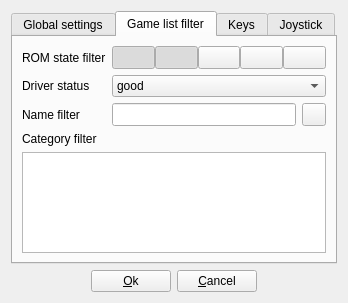
First picture: the form in arcademodesetup.ui, repository qmc2/qmc2-mame-fe, before the edit.
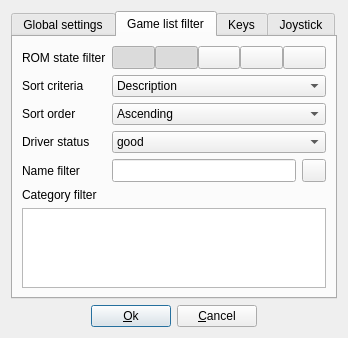
Second picture: the form after the edit. The open tabs and pages were chosen to show the change. Icons and pictures are not drawn.

Commit message: imp: further main GUI integration of the (upcoming) arcade mode setup dialog (not working yet!)

What changed in the file:
```diff
--- a/arcademodesetup.ui
+++ b/arcademodesetup.ui
@@ -1,13 +1,13 @@
 <?xml version="1.0" encoding="UTF-8"?>
 <ui version="4.0">
  <class>ArcadeModeSetup</class>
- <widget class="QWidget" name="ArcadeModeSetup">
+ <widget class="QDialog" name="ArcadeModeSetup">
   <property name="geometry">
    <rect>
     <x>0</x>
     <y>0</y>
     <width>348</width>
-    <height>303</height>
+    <height>338</height>
    </rect>
   </property>
   <property name="windowTitle">
@@ -281,6 +281,93 @@
          </property>
         </widget>
        </item>
+       <item row="5" column="0" colspan="3">
+        <widget class="QLabel" name="labelCategoryFilter">
+         <property name="sizePolicy">
+          <sizepolicy hsizetype="Preferred" vsizetype="Fixed">
+           <horstretch>0</horstretch>
+           <verstretch>0</verstretch>
+          </sizepolicy>
+         </property>
+         <property name="text">
+          <string>Category filter</string>
+         </property>
+        </widget>
+       </item>
+       <item row="3" column="0">
+        <widget class="QLabel" name="labelDriverStatus">
+         <property name="text">
+          <string>Driver status</string>
+         </property>
+        </widget>
+       </item>
+       <item row="4" column="2">
+        <widget class="QToolButton" name="toolButtonClearNameFilter">
+         <property name="sizePolicy">
+          <sizepolicy hsizetype="Fixed" vsizetype="Minimum">
+           <horstretch>0</horstretch>
+           <verstretch>0</verstretch>
+          </sizepolicy>
+         </property>
+         <property name="toolTip">
+          <string>Clear name filter</string>
+         </property>
+         <property name="icon">
+          <iconset resource="qmc2.qrc">
+           <normaloff>:/data/img/broom.png</normaloff>:/data/img/broom.png</iconset>
+         </property>
+        </widget>
+       </item>
+       <item row="6" column="0" colspan="3">
+        <widget class="QListWidget" name="listWidgetCategoryFilter">
+         <property name="toolTip">
+          <string>Select / deselect the categories you want to include / exclude</string>
+         </property>
+        </widget>
+       </item>
+       <item row="1" column="1" colspan="2">
+        <widget class="QComboBox" name="comboBoxSortCriteria">
+         <property name="sizePolicy">
+          <sizepolicy hsizetype="Preferred" vsizetype="Minimum">
+           <horstretch>0</horstretch>
+           <verstretch>0</verstretch>
+          </sizepolicy>
+         </property>
+         <property name="toolTip">
+          <string>Select sort criteria</string>
+         </property>
+         <item>
+          <property name="text">
+           <string>Description</string>
+          </property>
+         </item>
+         <item>
+          <property name="text">
+           <string>ROM state</string>
+          </property>
+         </item>
+         <item>
+          <property name="text">
+           <string>Year</string>
+          </property>
+         </item>
+         <item>
+          <property name="text">
+           <string>Manufacturer</string>
+          </property>
+         </item>
+         <item>
+          <property name="text">
+           <string>Name (ID)</string>
+          </property>
+         </item>
+         <item>
+          <property name="text">
+           <string>ROM types</string>
+          </property>
+         </item>
+        </widget>
+       </item>
        <item row="0" column="1" colspan="2">
         <layout class="QHBoxLayout" name="horizontalLayout">
          <property name="spacing">
@@ -394,14 +481,27 @@
          </item>
         </layout>
        </item>
-       <item row="1" column="0">
-        <widget class="QLabel" name="labelDriverStatus">
+       <item row="4" column="1">
+        <widget class="QLineEdit" name="lineEditNameFilter">
+         <property name="sizePolicy">
+          <sizepolicy hsizetype="Expanding" vsizetype="Minimum">
+           <horstretch>0</horstretch>
+           <verstretch>0</verstretch>
+          </sizepolicy>
+         </property>
+         <property name="toolTip">
+          <string>Specify a name (ID) filter-expression (Qt regular-expression syntax!) -- leave empty to not filter by name</string>
+         </property>
+        </widget>
+       </item>
+       <item row="4" column="0">
+        <widget class="QLabel" name="labelNameFilter">
          <property name="text">
-          <string>Driver status</string>
+          <string>Name filter</string>
          </property>
         </widget>
        </item>
-       <item row="1" column="1" colspan="2">
+       <item row="3" column="1" colspan="2">
         <widget class="QComboBox" name="comboBoxDriverStatus">
          <property name="toolTip">
           <string>Choose the driver maturity states for sets to be included</string>
@@ -423,17 +523,24 @@
          </item>
         </widget>
        </item>
+       <item row="1" column="0">
+        <widget class="QLabel" name="labelSortCriteria">
+         <property name="text">
+          <string>Sort criteria</string>
+         </property>
+        </widget>
+       </item>
        <item row="2" column="0">
-        <widget class="QLabel" name="labelNameFilter">
+        <widget class="QLabel" name="labelSortOrder">
          <property name="text">
-          <string>Name filter</string>
+          <string>Sort order</string>
          </property>
         </widget>
        </item>
-       <item row="2" column="1">
-        <widget class="QLineEdit" name="lineEditNameFilter">
+       <item row="2" column="1" colspan="2">
+        <widget class="QComboBox" name="comboBoxSortOrder">
          <property name="sizePolicy">
-          <sizepolicy hsizetype="Expanding" vsizetype="Minimum">
+          <sizepolicy hsizetype="Preferred" vsizetype="Minimum">
            <horstretch>0</horstretch>
            <verstretch>0</verstretch>
           </sizepolicy>
@@ -441,43 +548,24 @@
          <property name="toolTip">
           <string>Specify a name (ID) filter-expression (Qt regular-expression syntax!) -- leave empty to not filter by name</string>
          </property>
-        </widget>
-       </item>
-       <item row="2" column="2">
-        <widget class="QToolButton" name="toolButtonClearNameFilter">
-         <property name="sizePolicy">
-          <sizepolicy hsizetype="Fixed" vsizetype="Minimum">
-           <horstretch>0</horstretch>
-           <verstretch>0</verstretch>
-          </sizepolicy>
-         </property>
-         <property name="toolTip">
-          <string>Clear name filter</string>
-         </property>
-         <property name="icon">
-          <iconset resource="qmc2.qrc">
-           <normaloff>:/data/img/broom.png</normaloff>:/data/img/broom.png</iconset>
-         </property>
-        </widget>
-       </item>
-       <item row="3" column="0" colspan="3">
-        <widget class="QLabel" name="labelCategoryFilter">
-         <property name="sizePolicy">
-          <sizepolicy hsizetype="Preferred" vsizetype="Fixed">
-           <horstretch>0</horstretch>
-           <verstretch>0</verstretch>
-          </sizepolicy>
-         </property>
-         <property name="text">
-          <string>Category filter</string>
-         </property>
-        </widget>
-       </item>
-       <item row="4" column="0" colspan="3">
-        <widget class="QListWidget" name="listWidgetCategoryFilter">
-         <property name="toolTip">
-          <string>Select / deselect the categories you want to include / exclude</string>
-         </property>
+         <item>
+          <property name="text">
+           <string>Ascending</string>
+          </property>
+          <property name="icon">
+           <iconset resource="qmc2.qrc">
+            <normaloff>:/data/img/up.png</normaloff>:/data/img/up.png</iconset>
+          </property>
+         </item>
+         <item>
+          <property name="text">
+           <string>Descending</string>
+          </property>
+          <property name="icon">
+           <iconset resource="qmc2.qrc">
+            <normaloff>:/data/img/down.png</normaloff>:/data/img/down.png</iconset>
+          </property>
+         </item>
         </widget>
        </item>
       </layout>
```
Left out of the diff: 44 changed lines with no effect on the pictures. The commit also changes 25 other files.
